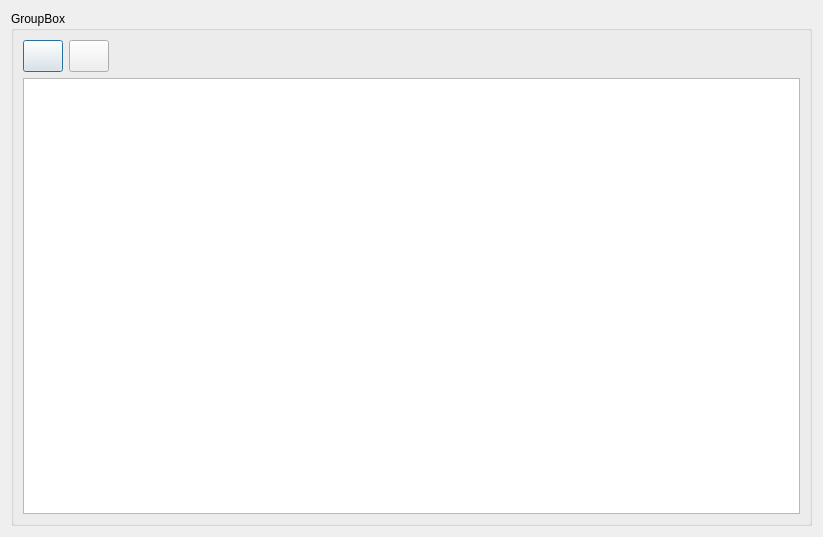
Above: schedule-ui/adddisciplinedialog.ui from BupTy03/schedule-project before the change. Below: the same form after it.
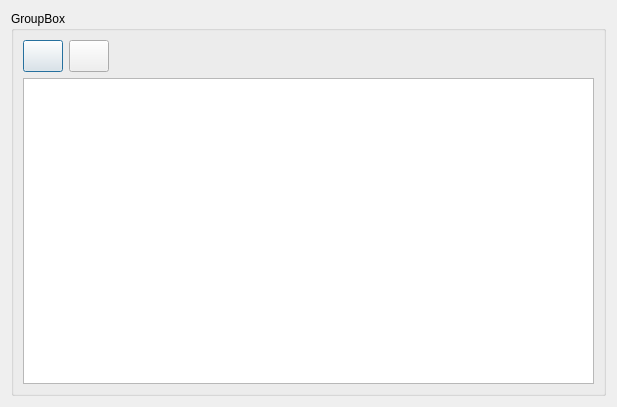
That is the form after the change. Icons and pictures are not drawn.

Commit message: + LessonsMatrix class

Diff of the .ui file:
```diff
--- a/schedule-ui/adddisciplinedialog.ui
+++ b/schedule-ui/adddisciplinedialog.ui
@@ -6,8 +6,8 @@
    <rect>
     <x>0</x>
     <y>0</y>
-    <width>823</width>
-    <height>537</height>
+    <width>617</width>
+    <height>407</height>
    </rect>
   </property>
   <property name="windowTitle">
```
The commit also changes 2 other files.
